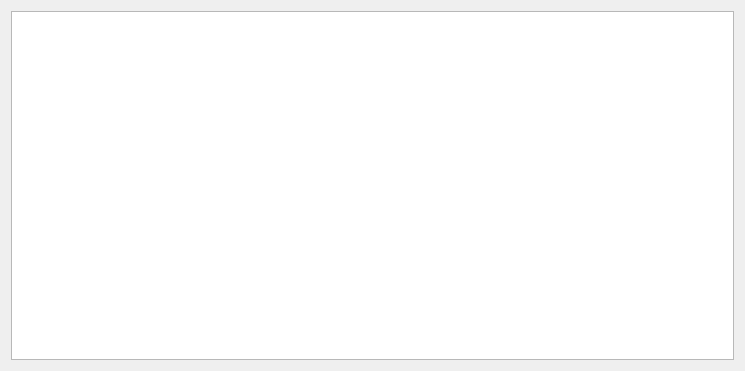
First picture: the form in hub/forms/DlgNotifications.ui, repository subutai-io/control-center, before the edit.
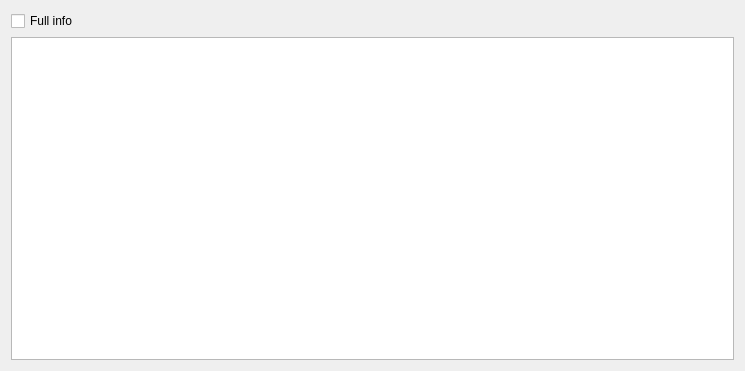
Second picture: the form after the edit.

Commit message: Changed singals/slots to new syntax and compile time checks

Patch:
```diff
--- a/hub/forms/DlgNotifications.ui
+++ b/hub/forms/DlgNotifications.ui
@@ -15,7 +15,18 @@
   </property>
   <layout class="QVBoxLayout" name="verticalLayout">
    <item>
-    <widget class="QTableView" name="tv_notifications"/>
+    <layout class="QGridLayout" name="gridLayout">
+     <item row="1" column="0" colspan="2">
+      <widget class="QTableView" name="tv_notifications"/>
+     </item>
+     <item row="0" column="0">
+      <widget class="QCheckBox" name="cb_full_info">
+       <property name="text">
+        <string>Full info</string>
+       </property>
+      </widget>
+     </item>
+    </layout>
    </item>
   </layout>
  </widget>
```
The commit also changes 32 other files.
